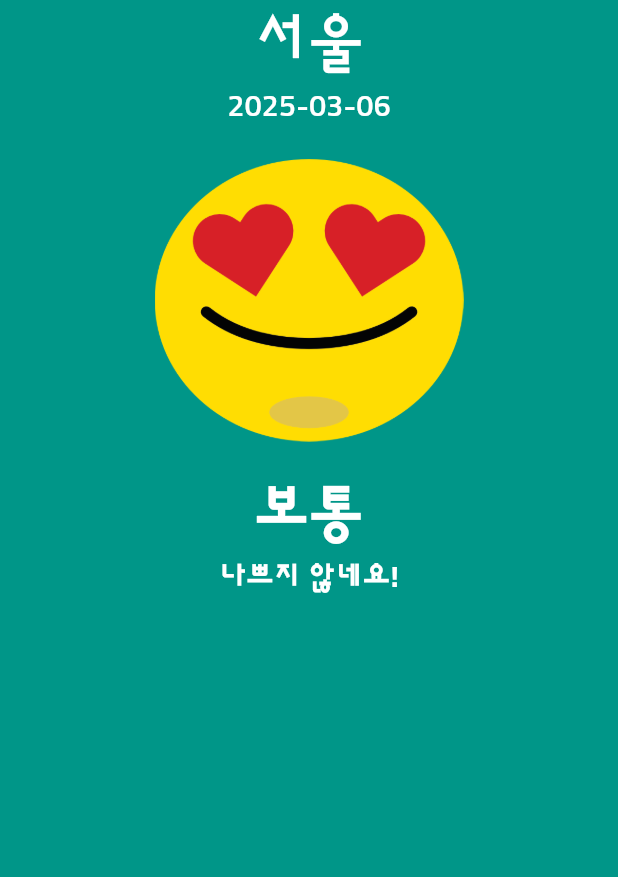
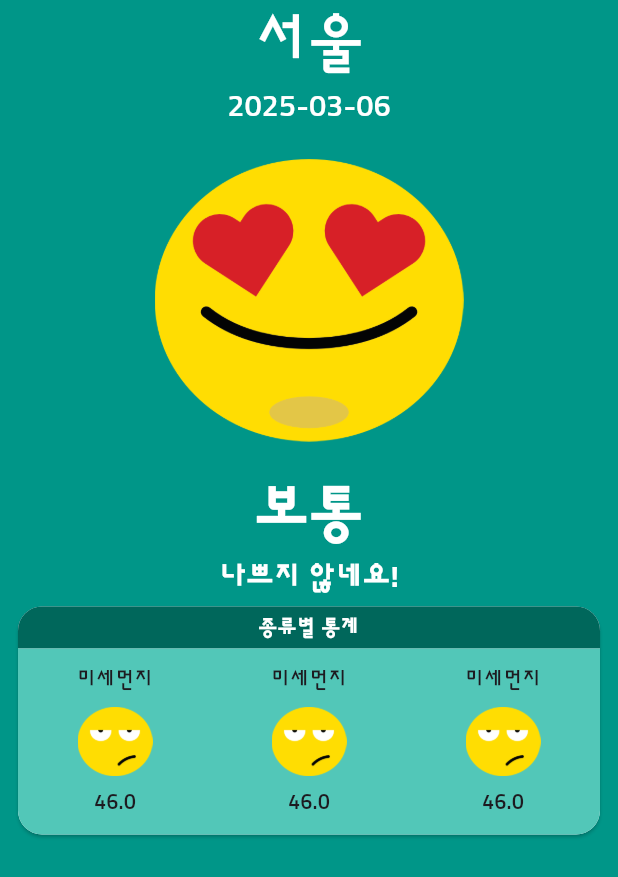
Before and after one commit to hdlee0619/flutter-codefactory-beginner, a Flutter app: the screen it shows after launch, on a phone screen of 412 x 824 dp. Shown: the top 877 px of the screen. Run offline on Flutter 3.47's test engine with Material 3 defaults, Android fonts, the phone set to English and light mode, and no system bars; our stand-ins replace drift, geolocator, get_it, google_maps_flutter, image_picker, permission_handler and 3 more; missing offline and left inert: agora_rtc_engine, sqlite3; accounts and stored records are empty; generated files the repository leaves out were written again.

Commit message:
:lipstick: design: category stat UI 추가

```diff
--- /dev/null
+++ b/13_dusty_dust/lib/components/category_stat.dart
@@ -0,0 +1,84 @@
+import 'package:dusty_dust/const/color.dart';
+import 'package:flutter/material.dart';
+
+class CategoryStat extends StatelessWidget {
+  const CategoryStat({super.key});
+
+  @override
+  Widget build(BuildContext context) {
+    return SizedBox(
+      width: double.infinity,
+      height: 160.0,
+      child: Padding(
+        padding: const EdgeInsets.symmetric(horizontal: 8.0),
+        child: Card(
+          shape: RoundedRectangleBorder(
+            borderRadius: BorderRadius.circular(16.0),
+          ),
+          child: LayoutBuilder(
+            builder: (context, constraints) {
+              return Column(
+                crossAxisAlignment: CrossAxisAlignment.stretch,
+                children: [
+                  Container(
+                    decoration: BoxDecoration(
+                      color: darkColor,
+                      borderRadius: BorderRadius.only(
+                        topLeft: Radius.circular(16.0),
+                        topRight: Radius.circular(16.0),
+                      ),
+                    ),
+                    child: Padding(
+                      padding: const EdgeInsets.all(4.0),
+                      child: Text(
+                        '종류별 통계',
+                        textAlign: TextAlign.center,
+                        style: TextStyle(
+                          color: Colors.white,
+                          fontWeight: FontWeight.w700,
+                        ),
+                      ),
+                    ),
+                  ),
+                  Expanded(
+                    child: Container(
+                      decoration: BoxDecoration(
+                        color: lightColor,
+                        borderRadius: BorderRadius.only(
+                          bottomLeft: Radius.circular(16.0),
+                          bottomRight: Radius.circular(16.0),
+                        ),
+                      ),
+                      child: ListView(
+                        scrollDirection: Axis.horizontal,
+                        children: List.generate(
+                          6,
+                          (index) => SizedBox(
+                            width: constraints.maxWidth / 3,
+                            child: Column(
+                              mainAxisAlignment: MainAxisAlignment.center,
+                              children: [
+                                Text('미세먼지'),
+                                SizedBox(height: 8.0),
+                                Image.asset(
+                                  'assets/images/bad.png',
+                                  width: 50.0,
+                                ),
+                                SizedBox(height: 8.0),
+                                Text('46.0'),
+                              ],
+                            ),
+                          ),
+                        ),
+                      ),
+                    ),
+                  ),
+                ],
+              );
+            },
+          ),
+        ),
+      ),
+    );
+  }
+}
--- a/13_dusty_dust/lib/const/color.dart
+++ b/13_dusty_dust/lib/const/color.dart
@@ -1,5 +1,5 @@
 import 'package:flutter/material.dart';
 
 const primaryColor = Color(0xFF009688);
-const lightColor = Color(0xFF00675B);
-const darkColor = Color(0xFF52C7B8);
+const darkColor = Color(0xFF00675B);
+const lightColor = Color(0xFF52C7B8);
--- a/13_dusty_dust/lib/screen/home_screen.dart
+++ b/13_dusty_dust/lib/screen/home_screen.dart
@@ -1,3 +1,4 @@
+import 'package:dusty_dust/components/category_stat.dart';
 import 'package:dusty_dust/components/main_stat.dart';
 import 'package:dusty_dust/const/color.dart';
 import 'package:flutter/material.dart';
@@ -9,7 +10,9 @@ class HomeScreen extends StatelessWidget {
   Widget build(BuildContext context) {
     return Scaffold(
       backgroundColor: primaryColor,
-      body: SingleChildScrollView(child: Column(children: [MainStat()])),
+      body: SingleChildScrollView(
+        child: Column(children: [MainStat(), CategoryStat()]),
+      ),
     );
   }
 }
```
